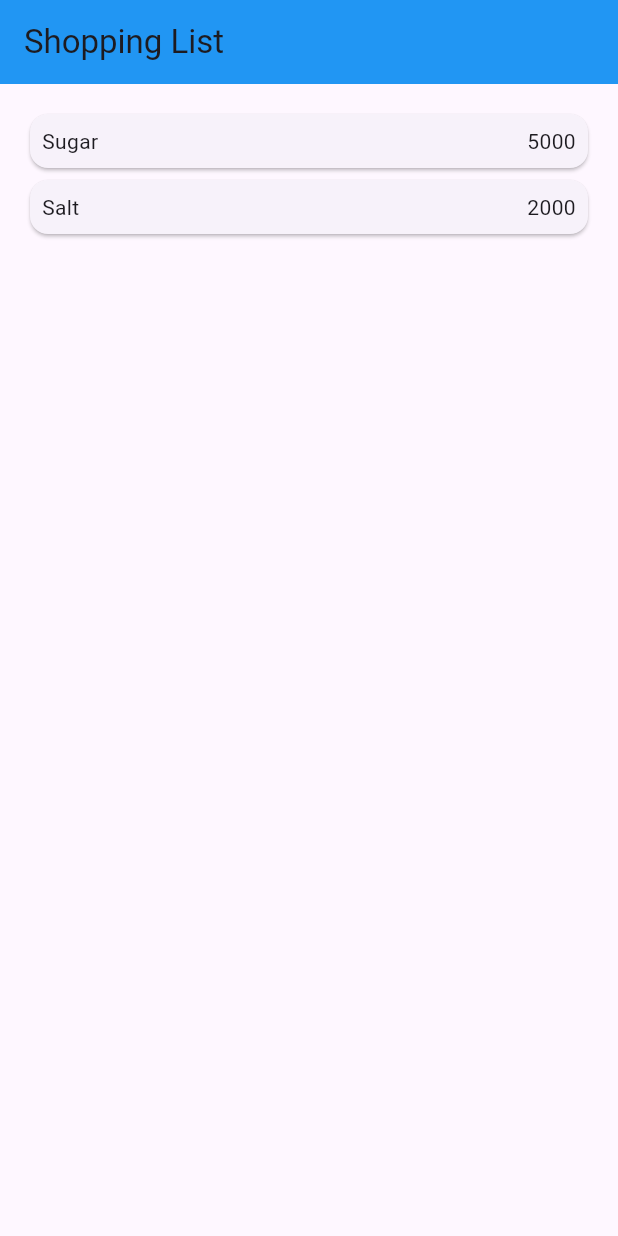
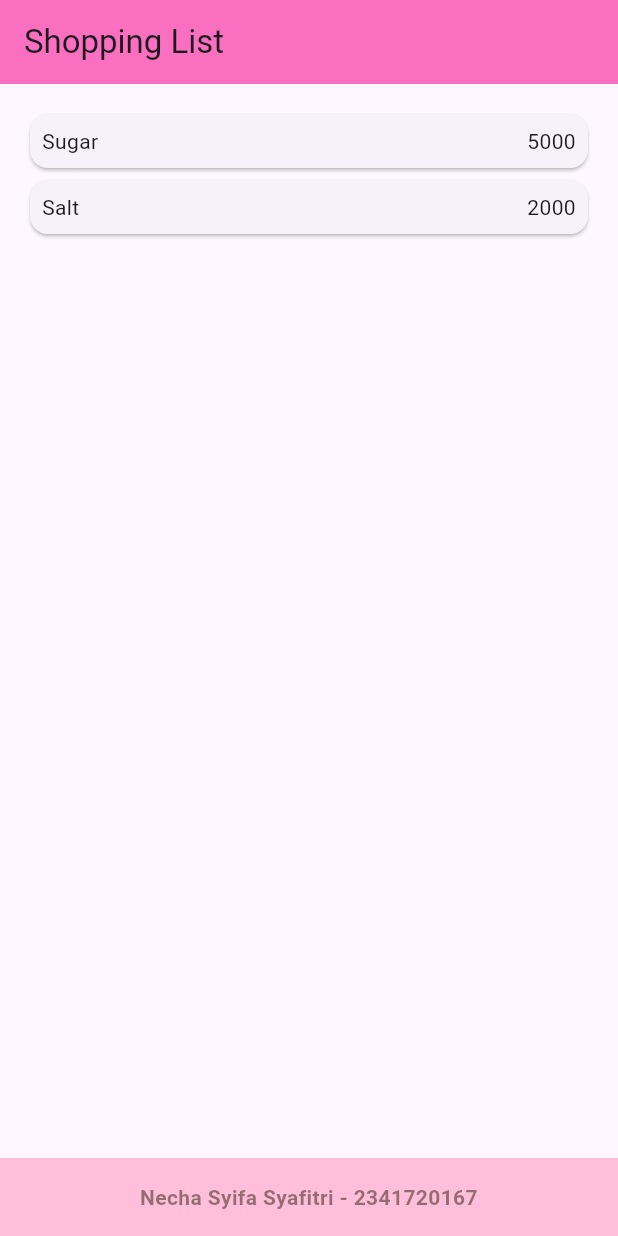
Before and after one commit to nechasyifa/PemrogramanMobile-Ganjil-2025, a Flutter app: the screen it shows after launch, on a phone screen of 412 x 824 dp. Run offline on Flutter 3.47's test engine with Material 3 defaults, Android fonts, the phone set to English and light mode, and no system bars.

Commit message:
JS6_TugasPraktikum2

```diff
--- a/Week6/belanja/lib/pages/home_page.dart
+++ b/Week6/belanja/lib/pages/home_page.dart
@@ -10,27 +10,29 @@ class HomePage extends StatelessWidget {
 
   @override
   Widget build(BuildContext context) {
-    return MaterialApp(
-      title: 'Flutter layout: Necha Syifa Syafitri - 2341720167',
-      home: Scaffold(
+    return Scaffold(
       appBar: AppBar(
         title: const Text('Shopping List'),
-          backgroundColor: Colors.blue,
+        backgroundColor: const Color.fromARGB(255, 250, 111, 192),
       ),
-        body: Container(
-          margin: EdgeInsets.all(8),
+      body: Column(
+        children: [
+          // Daftar item belanja
+          Expanded(
+            child: Container(
+              margin: const EdgeInsets.all(8),
               child: ListView.builder(
-            padding: EdgeInsets.all(8),
+                padding: const EdgeInsets.all(8),
                 itemCount: items.length,
                 itemBuilder: (context, index) {
                   final item = items[index];
                   return InkWell(
                     onTap: () {
-                  Navigator.pushNamed(context, '/item');
+                      Navigator.pushNamed(context, '/item', arguments: item);
                     },
                     child: Card(
                       child: Container(
-                    margin: EdgeInsets.all(8),
+                        margin: const EdgeInsets.all(8),
                         child: Row(
                           children: [
                             Expanded(child: Text(item.name)),
@@ -38,16 +40,33 @@ class HomePage extends StatelessWidget {
                               child: Text(
                                 item.price.toString(),
                                 textAlign: TextAlign.end,
-                          ), // Text
-                        ), // Expanded
+                              ),
+                            ),
                           ],
-                    ), // Row
-                  ), // Container
                         ),
-              ); // Card
+                      ),
+                    ),
+                  );
                 },
-          ), // ListView.builder
-        ), // Container
+              ),
+            ),
+          ),
+
+          Container(
+            width: double.infinity,
+            padding: const EdgeInsets.all(16),
+            color: const Color.fromARGB(255, 255, 191, 218),
+            child: const Text(
+              'Necha Syifa Syafitri - 2341720167',
+              textAlign: TextAlign.center,
+              style: TextStyle(
+                fontSize: 14,
+                fontWeight: FontWeight.bold,
+                color: Color.fromARGB(136, 54, 36, 23),
+              ),
+            ),
+          ),
+        ],
       ),
     );
   }
--- a/Week6/belanja/pubspec.yaml
+++ b/Week6/belanja/pubspec.yaml
@@ -58,9 +58,9 @@ flutter:
   uses-material-design: true
 
   # To add assets to your application, add an assets section, like this:
-  # assets:
-  #   - images/a_dot_burr.jpeg
-  #   - images/a_dot_ham.jpeg
+  assets:
+     - images/sugar.jpg
+     - images/salt.jpg
 
   # An image asset can refer to one or more resolution-specific "variants", see
   # https://flutter.dev/to/resolution-aware-images
```
Also changed, not shown: Week6/belanja/lib/pages/item_page.dart (+98 -2 lines), Week6/belanja/images/salt.jpg (added), 1 other file. Lines whose indentation alone changed are shown as unchanged.
